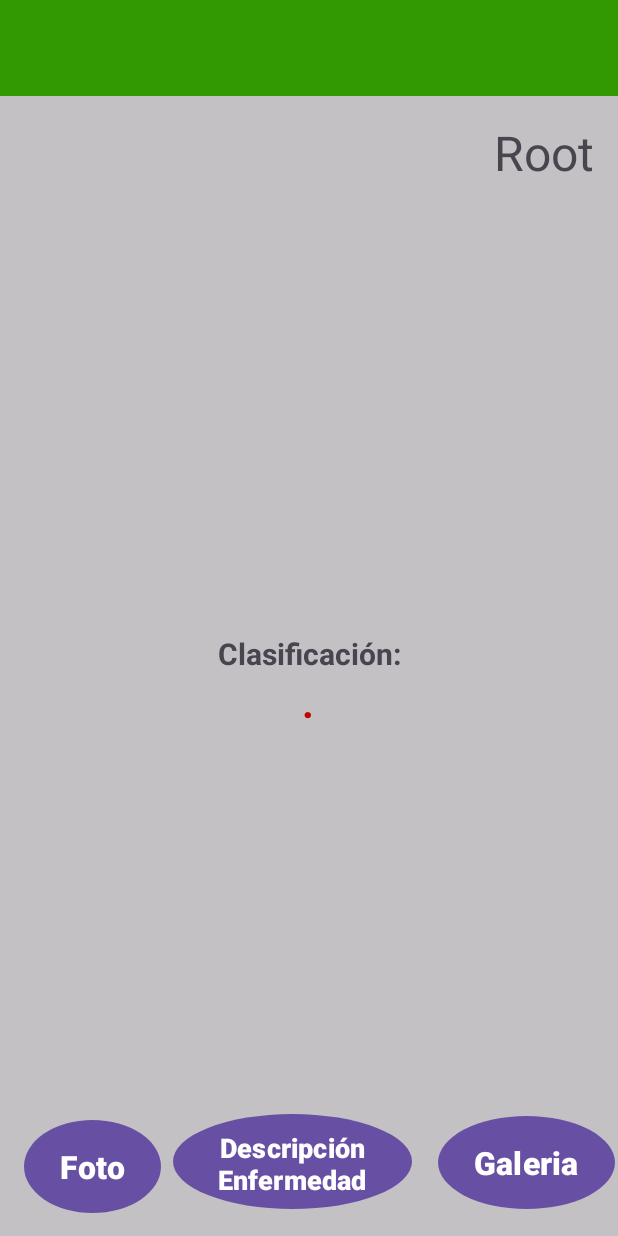
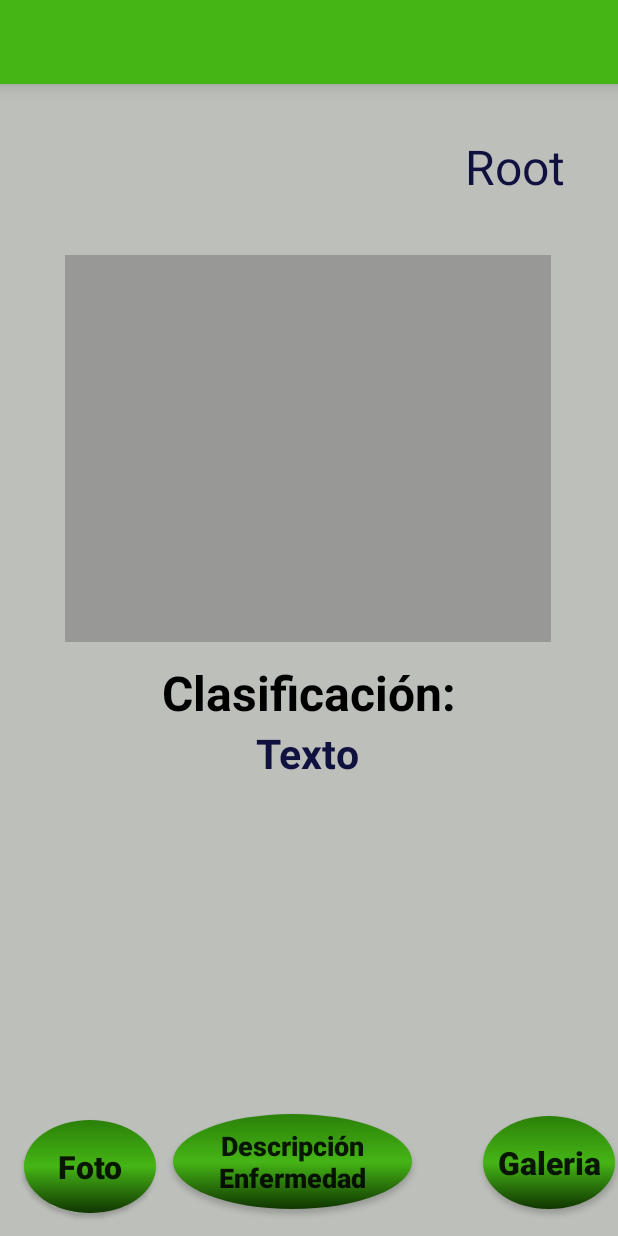
Before and after one commit to RaygozaZamudioRafael/proyectoModular, an Android app: the layout activity_main.xml on its own in the app's theme, with its tools: preview values and no code run, on a phone screen of 412 x 824 dp. Run offline under Robolectric (Android 15) with nearby library versions, the phone set to English and light mode, and no system bars.

Commit message:
Merge para Interfaz

```diff
--- a/DetectorEnfermedadesdelTomateApp/app/src/main/res/drawable/custom_button.xml
+++ b/DetectorEnfermedadesdelTomateApp/app/src/main/res/drawable/custom_button.xml
@@ -1,6 +1,6 @@
 <?xml version="1.0" encoding="utf-8"?>
 <shape xmlns:android="http://schemas.android.com/apk/res/android" android:shape="oval" >
 
-    <gradient android:startColor="#883598" android:endColor="#503598" android:type="linear"/>
+    <gradient android:startColor="@color/COLOR_PRINCIPAL_SOMBRA_PRINCIPAL" android:centerColor="@color/COLOR_PRINCIPAL_BASE" android:endColor="@color/COLOR_PRINCIPAL_SOMBRA_SECUNDARIO" android:type="linear" android:angle="270"/>
     <corners android:radius="999dp"/>
 </shape>
--- a/DetectorEnfermedadesdelTomateApp/app/src/main/res/drawable/splash_background.xml
+++ b/DetectorEnfermedadesdelTomateApp/app/src/main/res/drawable/splash_background.xml
@@ -3,7 +3,7 @@
 <layer-list android:opacity="opaque"
     xmlns:android="http://schemas.android.com/apk/res/android">
 
-    <item android:drawable="@color/background"></item>
+    <item android:drawable="@color/COLOR_PRINCIPAL_SOMBRA_SECUNDARIO"></item>
 
     <item>
         <bitmap android:src="@mipmap/ic_launcher"/>
--- a/DetectorEnfermedadesdelTomateApp/app/src/main/res/layout/activity_main.xml
+++ b/DetectorEnfermedadesdelTomateApp/app/src/main/res/layout/activity_main.xml
@@ -4,12 +4,13 @@
     xmlns:tools="http://schemas.android.com/tools"
     android:layout_width="match_parent"
     android:layout_height="match_parent"
-    android:background="@color/background"
+    android:background="@color/FONDO_PRINCIPAL"
     tools:context=".MainActivity">
 
     <include
         android:id="@+id/toolbar"
         layout="@layout/toolbar"
+
         app:layout_constraintBottom_toBottomOf="parent"
         app:layout_constraintEnd_toEndOf="parent"
         app:layout_constraintStart_toStartOf="parent"
@@ -98,15 +99,17 @@
 
     <ImageView
         android:id="@+id/ma_Imagen"
-        android:layout_width="341dp"
-        android:layout_height="289dp"
+        android:layout_width="324dp"
+        android:layout_height="258dp"
         android:layout_alignParentTop="true"
         android:layout_centerHorizontal="true"
+        android:background="@color/FONDO_SECUNDARIO"
         app:layout_constraintBottom_toBottomOf="parent"
         app:layout_constraintEnd_toEndOf="parent"
+        app:layout_constraintHorizontal_bias="0.493"
         app:layout_constraintStart_toStartOf="parent"
         app:layout_constraintTop_toTopOf="parent"
-        app:layout_constraintVertical_bias="0.226" />
+        app:layout_constraintVertical_bias="0.3" />
 
     <TextView
         android:id="@+id/classified"
@@ -116,7 +119,8 @@
         android:layout_centerHorizontal="true"
         android:layout_marginTop="12dp"
         android:text="Clasificación:"
-        android:textSize="20sp"
+        android:textColor="@color/TEXTO_PRINCIPAL"
+        android:textSize="32sp"
         android:textStyle="bold"
         app:layout_constraintBottom_toBottomOf="parent"
         app:layout_constraintEnd_toEndOf="parent"
@@ -130,8 +134,8 @@
         android:layout_height="wrap_content"
         android:layout_below="@+id/classified"
         android:layout_centerHorizontal="true"
-        android:text="."
-        android:textColor="#C30000"
+        android:text="Texto"
+        android:textColor="@color/TEXTO_SECUNDARIO"
         android:textSize="27sp"
         android:textStyle="bold"
         app:layout_constraintBottom_toBottomOf="parent"
@@ -143,17 +147,18 @@
 
     <TextView
         android:id="@+id/textViewUsuario"
-        android:layout_width="396dp"
-        android:layout_height="45dp"
+        android:layout_width="284dp"
+        android:layout_height="35dp"
         android:text="Root"
         android:textAlignment="viewEnd"
         android:textSize="32dp"
+        android:textColor="@color/TEXTO_SECUNDARIO"
         app:layout_constraintBottom_toBottomOf="parent"
         app:layout_constraintEnd_toEndOf="parent"
-        app:layout_constraintHorizontal_bias="0.0"
+        app:layout_constraintHorizontal_bias="0.724"
         app:layout_constraintStart_toStartOf="parent"
         app:layout_constraintTop_toTopOf="parent"
-        app:layout_constraintVertical_bias="0.103" />
+        app:layout_constraintVertical_bias="0.113" />
 
 
 </androidx.constraintlayout.widget.ConstraintLayout>
--- a/DetectorEnfermedadesdelTomateApp/app/src/main/res/layout/toolbar.xml
+++ b/DetectorEnfermedadesdelTomateApp/app/src/main/res/layout/toolbar.xml
@@ -2,7 +2,7 @@
 <androidx.appcompat.widget.Toolbar xmlns:android="http://schemas.android.com/apk/res/android"
     android:layout_width="match_parent"
     android:layout_height="wrap_content"
-    android:background="@color/toolbarColor"
+    android:background="@color/COLOR_PRINCIPAL_BASE"
     android:elevation="8dp"
     >
 
--- a/DetectorEnfermedadesdelTomateApp/app/src/main/res/values-night/themes.xml
+++ b/DetectorEnfermedadesdelTomateApp/app/src/main/res/values-night/themes.xml
@@ -1,6 +1,6 @@
 <resources xmlns:tools="http://schemas.android.com/tools">
     <!-- Base application theme. -->
-    <style name="Base.Theme.DetectorEnfermedadesdelTomateApp" parent="Theme.Material3.DayNight.NoActionBar">
+    <style name="Base.Theme.DetectorEnfermedadesdelTomateApp" parent="Theme.AppCompat.Light.NoActionBar">
         <!-- Customize your dark theme here. -->
         <!-- <item name="colorPrimary">@color/my_dark_primary</item> -->
     </style>
--- a/DetectorEnfermedadesdelTomateApp/app/src/main/res/values/colors.xml
+++ b/DetectorEnfermedadesdelTomateApp/app/src/main/res/values/colors.xml
@@ -9,4 +9,25 @@
     <color name="light_blue_A400">#FF00B0FF</color>
     <color name="black_overlay">#66000000</color>
     <color name="toolbarColor">#339900</color>
+
+    <!--    Cambio de paleta de colores tras revisión    -->
+
+    <color name="COLOR_PRINCIPAL_BASE">#45B516</color>
+    <color name="COLOR_PRINCIPAL_SOMBRA_PRINCIPAL">#2B8008</color>
+    <color name="COLOR_PRINCIPAL_SOMBRA_PRINCIPAL_TRANSPARENTE">#002B8008</color>
+    <color name="COLOR_PRINCIPAL_SOMBRA_SECUNDARIO">#103500</color>
+    <color name="COLOR_PRINCIPAL_CLARO_PRINCIPAL">#5AD825</color>
+    <color name="COLOR_PRINCIPAL_CLARO_SECUNDARIO">#79F147</color>
+    <color name="ERROR">#B51616</color>
+    <color name="EXITO">#1630B5</color>
+    <color name="NOTIFICACION_FONDO">#71D7DA</color>
+    <color name="TEXTO_PRINCIPAL">#000000</color>
+    <color name="TEXTO_PRINCIPAL_INVERSO">#FFFFFF</color>
+    <color name="TEXTO_SECUNDARIO">#111140</color>
+    <color name="FONDO_PRINCIPAL">#BCBFBA</color>
+    <color name="FONDO_SECUNDARIO">#989997</color>
+
+
+
+
 </resources>
--- a/DetectorEnfermedadesdelTomateApp/app/src/main/res/values/themes.xml
+++ b/DetectorEnfermedadesdelTomateApp/app/src/main/res/values/themes.xml
@@ -1,6 +1,6 @@
 <resources xmlns:tools="http://schemas.android.com/tools">
     <!-- Base application theme. -->
-    <style name="Base.Theme.DetectorEnfermedadesdelTomateApp" parent="Theme.Material3.DayNight.NoActionBar">
+    <style name="Base.Theme.DetectorEnfermedadesdelTomateApp" parent="Theme.AppCompat.Light.NoActionBar">
         <!-- Customize your light theme here. -->
         <!-- <item name="colorPrimary">@color/my_light_primary</item> -->
     </style>
```
Also changed, not shown: DetectorEnfermedadesdelTomateApp/app/src/main/res/drawable/fondo_con_degradado.xml (added, +13 -0 lines), DetectorEnfermedadesdelTomateApp/app/src/main/res/layout/activity_login.xml (+41 -23 lines), DetectorEnfermedadesdelTomateApp/app/src/main/res/layout/activity_signup.xml (+47 -26 lines), DetectorEnfermedadesdelTomateApp/app/src/main/res/values/strings.xml (+6 -2 lines), 3 other files.
